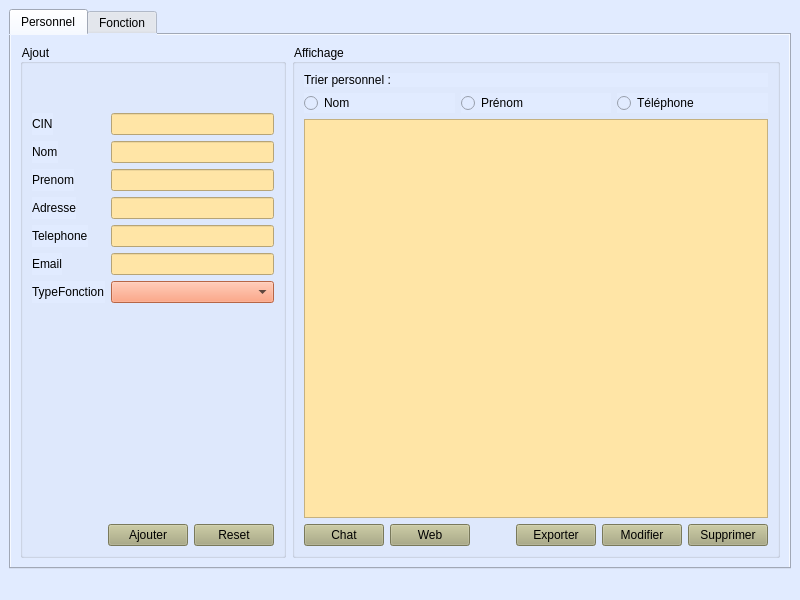
Old version of the form mainwindow.ui in the repository saraelarbi/PlanResto.
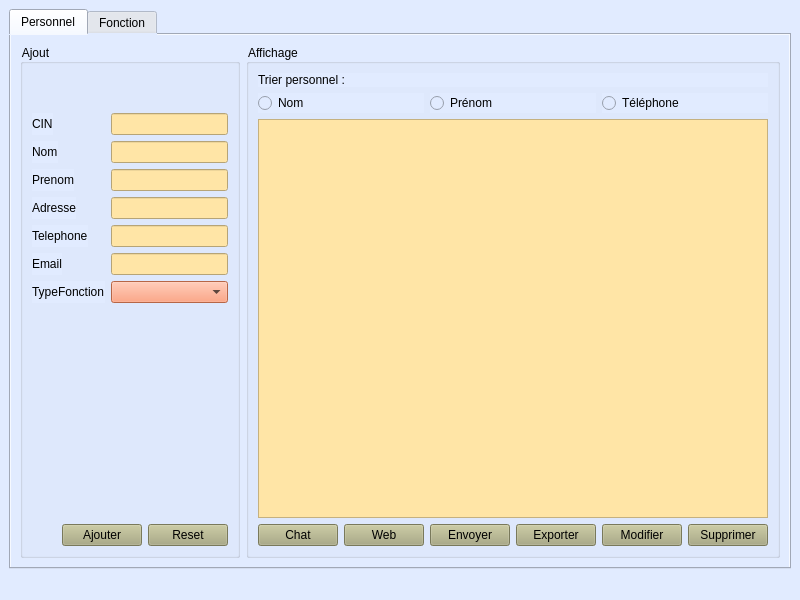
New version of the form. The open tabs and pages were chosen to show the change.

Patch:
```diff
--- a/mainwindow.ui
+++ b/mainwindow.ui
@@ -299,17 +299,14 @@
                 </widget>
                </item>
                <item>
-                <spacer name="horizontalSpacer_4">
-                 <property name="orientation">
-                  <enum>Qt::Horizontal</enum>
+                <widget class="QPushButton" name="envoyer_mail_employe">
+                 <property name="styleSheet">
+                  <string notr="true">background-color: rgb(170, 170, 127);</string>
                  </property>
-                 <property name="sizeHint" stdset="0">
-                  <size>
-                   <width>40</width>
-                   <height>20</height>
-                  </size>
+                 <property name="text">
+                  <string>Envoyer</string>
                  </property>
-                </spacer>
+                </widget>
                </item>
                <item>
                 <widget class="QPushButton" name="exporter_employer">
```
Left out of the diff: 15 changed lines with no effect on the pictures.
